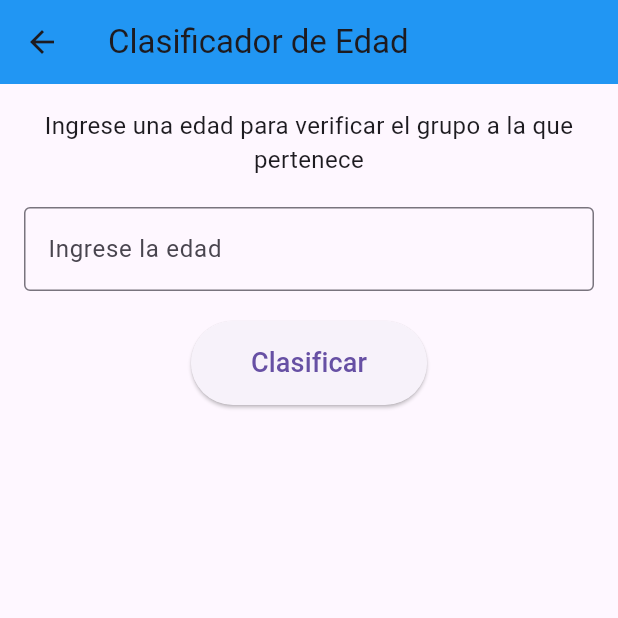
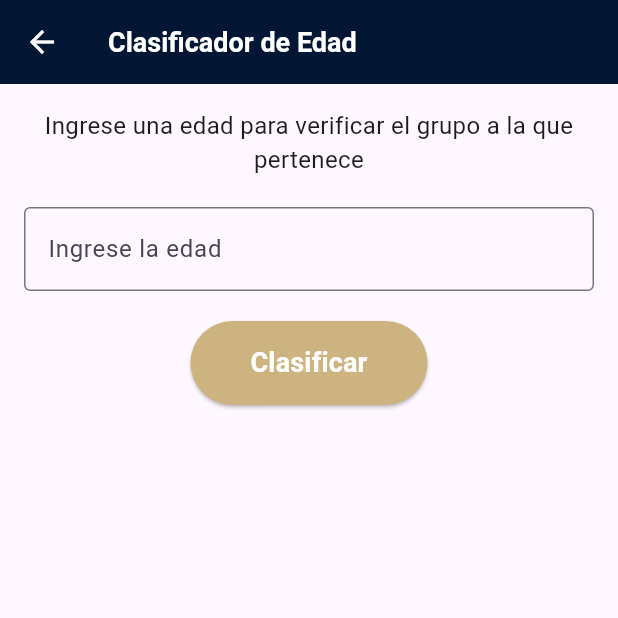
Before and after one commit to Johan-Romo/EjerciciosFlutter, a Flutter app: the screen it shows after launch, in the side drawer, after a tap on "Ejercicio 1:", on a phone screen of 412 x 824 dp, the top half of it. Run offline on Flutter 3.47's test engine with Material 3 defaults, Android fonts, the phone set to English and light mode, and no system bars; our stand-ins replace google_fonts; network calls fail.

```diff
--- a/ejerciciodeber1/lib/Paginas/ClasificadorEdad.dart
+++ b/ejerciciodeber1/lib/Paginas/ClasificadorEdad.dart
@@ -1,5 +1,5 @@
 import 'package:flutter/material.dart';
-import 'package:flutter/cupertino.dart';
+
 import 'package:flutter/services.dart';
 
 
@@ -28,10 +28,10 @@ class _ClasificadorEdadState extends State<ClasificadorEdad> {
         return;
       }
 
-      // Convertir el texto a número
+      // Intentamos parsear la edad
       int edad = int.tryParse(_edadController.text) ?? -1;
 
-      // Validar que sea un número positivo
+      // Validar si la edad es válida (mayor o igual a 0)
       if (edad < 0) {
         _mensaje = 'Por favor, ingrese una edad válida';
         _colorMensaje = Colors.red;
@@ -40,8 +40,18 @@ class _ClasificadorEdadState extends State<ClasificadorEdad> {
         return;
       }
 
+      // Validar si la edad es realista (no mayor a 110 años)
+      if (edad > 110) {
+        _mensaje = 'Por favor, ingrese una edad realista (hasta 110 años)';
+        _colorMensaje = Colors.red;
+        _resultado = '';
+        _imageUrl = '';
+        return;
+      }
+
       _mensaje = '';
-      // Clasificar según la edad y asignar imagen correspondiente
+
+      // Clasificación de edad
       if (edad <= 10) {
         _resultado = 'NIÑO';
         _colorMensaje = Colors.blue;
@@ -70,12 +80,14 @@ class _ClasificadorEdadState extends State<ClasificadorEdad> {
     });
   }
 
+
   @override
   Widget build(BuildContext context) {
     return Scaffold(
       appBar: AppBar(
-        title: const Text('Clasificador de Edad'),
-        backgroundColor: Colors.blue,
+        title: const Text('Clasificador de Edad' ,style: TextStyle(fontWeight: FontWeight.bold, fontSize: 18,color: Colors.white),),
+        backgroundColor: const Color(0xFF031634),
+        foregroundColor: Colors.white,
       ),
       body: SingleChildScrollView(
         child: Padding(
@@ -106,10 +118,11 @@ class _ClasificadorEdadState extends State<ClasificadorEdad> {
                 onPressed: _clasificarEdad,
                 style: ElevatedButton.styleFrom(
                   padding: const EdgeInsets.symmetric(horizontal: 40, vertical: 15),
+                  backgroundColor: const Color(0xFFcdb380),
                 ),
                 child: const Text(
                   'Clasificar',
-                  style: TextStyle(fontSize: 18),
+                  style: TextStyle(fontWeight: FontWeight.bold, fontSize: 18,color: Colors.white),
                 ),
               ),
               const SizedBox(height: 20),
--- a/ejerciciodeber1/lib/Paginas/HomePage.dart
+++ b/ejerciciodeber1/lib/Paginas/HomePage.dart
@@ -1,35 +1,35 @@
+import 'package:ejerciciodeber1/Paginas/CalculadoraSueldo.dart';
 import 'package:ejerciciodeber1/Paginas/ClasificadorEdad.dart';
-import 'package:ejerciciodeber1/Paginas/FacturaElectrica.dart';
+import 'package:ejerciciodeber1/Paginas/PantallaFacturaElectrica.dart';
 import 'package:ejerciciodeber1/Paginas/TernaPitagorica.dart';
 import 'package:flutter/material.dart';
 import 'package:flutter/cupertino.dart';
 import 'package:ejerciciodeber1/Paginas/TreeCalculatorPage.dart';
-import 'Randomicos.dart';
+import 'package:google_fonts/google_fonts.dart';
+
 class HomePage extends StatelessWidget {
   const HomePage({super.key});
 
   @override
   Widget build(BuildContext context) {
     return Scaffold(
-
+      backgroundColor: Color(0xFFe8ddcb),
       drawer: Drawer(
-
         child: Container(
-
-          color: Colors.white,
+          color: Color(0xFF033649),
           child: Column(
             children: [
               Container(
-                color: Color(0xFFe8ddcb),
 
                 width: 100,
                 height: 100,
                 margin: const EdgeInsets.only(top: 50, bottom: 20),
-                child: Image.network("https://upload.wikimedia.org/wikipedia/commons/3/3a/Logo_ESPEOk.png"),
+                child: Image.network(
+                    "https://upload.wikimedia.org/wikipedia/commons/3/3a/Logo_ESPEOk.png"),
               ),
               const Text(
                 "Menu de ejercicios",
-                style: TextStyle(fontWeight: FontWeight.bold, fontSize: 18),
+                style: TextStyle(fontWeight: FontWeight.bold, fontSize: 18,color: Colors.white),
               ),
               const Divider(),
               Expanded(
@@ -37,7 +37,7 @@ class HomePage extends StatelessWidget {
                   children: [
                     ListTile(
                       leading: const Icon(Icons.calculate),
-                      title: const Text("Ejercicio 1:"),
+                      title: const Text("Ejercicio 1:", style: TextStyle(fontWeight: FontWeight.bold, fontSize: 18,color: Colors.white), ),
                       onTap: () {
                         Navigator.push(
                           context,
@@ -50,7 +50,7 @@ class HomePage extends StatelessWidget {
                     const Divider(),
                     ListTile(
                       leading: const Icon(Icons.calculate),
-                      title: const Text("Ejercicio 2:"),
+                      title: const Text("Ejercicio 2:", style: TextStyle(fontWeight: FontWeight.bold, fontSize: 18,color: Colors.white),),
                       onTap: () {
                         Navigator.push(
                           context,
@@ -63,12 +63,26 @@ class HomePage extends StatelessWidget {
                     const Divider(),
                     ListTile(
                       leading: const Icon(Icons.calculate),
-                      title: const Text("Ejercicio 3:"),
+                      title: const Text("Ejercicio 3:", style: TextStyle(fontWeight: FontWeight.bold, fontSize: 18,color: Colors.white),),
                       onTap: () {
                         Navigator.push(
                           context,
                           MaterialPageRoute(
-                            builder: (context) => TernaPitagorica(),
+                            builder: (context) => PantallaFacturaElectrica(),
+                          ),
+                        );
+                      },
+                    ),
+
+                    const Divider(),
+                    ListTile(
+                      leading: const Icon(Icons.calculate),
+                      title: const Text("Ejercicio 4:",  style: TextStyle(fontWeight: FontWeight.bold, fontSize: 18,color: Colors.white),),
+                      onTap: () {
+                        Navigator.push(
+                          context,
+                          MaterialPageRoute(
+                            builder: (context) => PaginaCalculadoraSueldo(),
                           ),
                         );
                       },
@@ -76,32 +90,7 @@ class HomePage extends StatelessWidget {
                     const Divider(),
                     ListTile(
                       leading: const Icon(Icons.calculate),
-                      title: const Text("Ejercicio 4:"),
-                      onTap: () {
-                        Navigator.push(
-                          context,
-                          MaterialPageRoute(
-                            builder: (context) => FacturaElectrica(),
-                          ),
-                        );
-                      },
-                    ),
-                    const Divider(),
-                    ListTile(
-                      leading: const Icon(Icons.calculate),
-                      title: const Text("Ejercicio 5:"),
-                      onTap: () {
-                        Navigator.push(
-                          context,
-                          MaterialPageRoute(
-                            builder: (context) => TernaPitagorica(),
-                          ),
-                        );
-                      },
-                    ),
-                    ListTile(
-                      leading: const Icon(Icons.calculate),
-                      title: const Text("Ejercicio 6:"),
+                      title: const Text("Ejercicio 5:",  style: TextStyle(fontWeight: FontWeight.bold, fontSize: 18,color: Colors.white),),
                       onTap: () {
                         Navigator.push(
                           context,
@@ -111,6 +100,7 @@ class HomePage extends StatelessWidget {
                         );
                       },
                     ),
+                    const Divider(),
                   ],
                 ),
               ),
@@ -119,18 +109,90 @@ class HomePage extends StatelessWidget {
         ),
       ),
       appBar: AppBar(
-        title: const Text('Ejercicios Desarrollados'),
-        backgroundColor: Color(0xFF031634),
+        title: const Text('Tarea 1 - Primera Parcial'),
+        backgroundColor: const Color(0xFF031634),
         foregroundColor: Colors.white,
       ),
-      body: Center(
 
-          child: Padding(
-          padding: const EdgeInsets.all(35.0),
-            child: Text("Seleccione un ejercicio en el menú"),
+      body: Column(
 
-          )
+        children: [
+          const SizedBox(height: 20),
+          Container(
+            padding: const EdgeInsets.all(20.0),
+            child: Text(
+              "Tarea 1.1: Creación y ejecución de una Activity",
+              style: GoogleFonts.robotoCondensed(
+                fontSize: 35.0,
+                fontWeight: FontWeight.bold,
+                color: Color(0xFF37474F),
 
+              ),
+            ),
+          ),
+          const SizedBox(height: 20),
+          Container(
+            color: const Color(0xFFcdb380), // Color de fondo para los nombres
+            padding: const EdgeInsets.only(left: 30.0, right: 30.0, top: 10.0, bottom: 10),
+            child: Text(
+              "Nombres:",
+              style: GoogleFonts.robotoCondensed(
+                fontSize: 18.0,
+                fontWeight: FontWeight.w400,
+                color: Colors.black,
+              ),
+              textAlign: TextAlign.center,
+            ),
+          ),
+          const SizedBox(height: 20),
+          Container(
+
+            child: Text(
+              "Nahir Carrera\nJohan Romo\nSebastián Arias\nChristopher Bazurto",
+              style: GoogleFonts.robotoCondensed(
+                fontSize: 18.0,
+                fontWeight: FontWeight.w400,
+                color: Colors.black,
+              ),
+              textAlign: TextAlign.center,
+            ),
+          ),
+
+          const SizedBox(height: 20),
+          const SizedBox(height: 20),
+          const SizedBox(height: 20),
+          const SizedBox(height: 20),
+          Container(
+            color: const Color(0xFFcdb380), // Color de fondo para el NRC
+            padding: const EdgeInsets.only(left: 30.0, right: 30.0, top: 10.0, bottom: 10),
+            child: Text(
+              "NRC: 2512",
+              style: TextStyle(
+                fontSize: 16.0,
+                fontWeight: FontWeight.w300,
+                color: Colors.black,
+              ),
+            ),
+          ),
+
+          // Espacio vacío entre la información y la selección de ejercicios
+          const SizedBox(height: 40),
+
+          // Bloque 4: Mensaje de selección
+          Padding(
+            padding: const EdgeInsets.all(16.0),
+            child: Center(
+              child: Text(
+                "Seleccione un ejercicio en el menú",
+                style: TextStyle(
+                  fontSize: 16.0,
+                  color: Colors.grey[700],
+                ),
+                textAlign: TextAlign.center,
+              ),
+            ),
+          ),
+        ],
       ),
     );
   }
--- a/ejerciciodeber1/lib/Paginas/TreeCalculatorPage.dart
+++ b/ejerciciodeber1/lib/Paginas/TreeCalculatorPage.dart
@@ -29,8 +29,9 @@ class _TreeCalculatorPageState extends State<TreeCalculatorPage> {
   Widget build(BuildContext context) {
     return Scaffold(
       appBar: AppBar(
-        title: const Text('Calculadora de Árboles'),
-        backgroundColor: const Color(0xFF2196F3),
+        title: const Text('Calculadora de Árboles' ,style: TextStyle(fontWeight: FontWeight.bold, fontSize: 18,color: Colors.white),),
+        backgroundColor: const Color(0xFF031634),
+        foregroundColor: Colors.white,
       ),
       body: SingleChildScrollView(
         padding: const EdgeInsets.all(16.0),
--- a/ejerciciodeber1/lib/main.dart
+++ b/ejerciciodeber1/lib/main.dart
@@ -1,7 +1,7 @@
 import 'package:flutter/material.dart';
-import 'package:flutter/cupertino.dart';
-import 'dart:math';
-import 'Paginas/Randomicos.dart';
+
+
+
 import 'Paginas/HomePage.dart';
 // Clase principal del ejercicio
 void main() {
@@ -13,7 +13,7 @@ class MyApp extends StatelessWidget {
 
   @override
   Widget build(BuildContext context) {
-    return MaterialApp(
+    return const MaterialApp(
       title: "Generador de Numero Randomico",
       home: HomePage(), // Movemos el Scaffold a una nueva página
     );
```
Also changed, not shown: ejerciciodeber1/lib/Paginas/CalculadoraSueldo.dart (+12 -11 lines), ejerciciodeber1/lib/Paginas/PantallaFacturaElectrica.dart (renamed from ejerciciodeber1/lib/Paginas/FacturaElectrica.dart, +18 -15 lines), ejerciciodeber1/lib/Paginas/Randomicos.dart (deleted, +0 -57 lines), ejerciciodeber1/lib/Paginas/TernaPitagorica.dart (+7 -7 lines), 1 other file.
